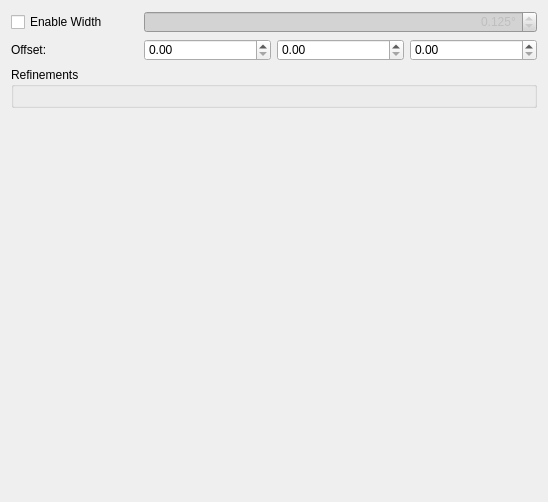
Above: hexrd/ui/resources/ui/powder_overlay_editor.ui from HEXRD/hexrdgui before the change. Below: the same form after it.
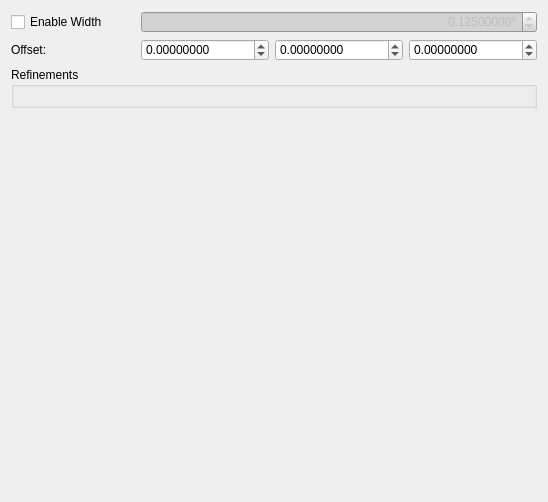
That is the form after the change. Custom widgets are drawn as their Qt base class.

Commit message:
Convert all to ScientificDoubleSpinBox
This converts all widgets that are QDoubleSpinBox to
ScientificDoubleSpinBox, except the ones inside the powder calibration
options, since they were already changed in a separate PR.

We should definitely do some testing to make sure these work...

Patch:
```diff
--- a/hexrd/ui/resources/ui/powder_overlay_editor.ui
+++ b/hexrd/ui/resources/ui/powder_overlay_editor.ui
@@ -58,13 +58,13 @@
       <string>°</string>
      </property>
      <property name="decimals">
-      <number>3</number>
+      <number>8</number>
      </property>
      <property name="minimum">
       <double>0.000000000000000</double>
      </property>
      <property name="maximum">
-      <double>10.000000000000000</double>
+      <double>1000000.000000000000000</double>
      </property>
      <property name="singleStep">
       <double>0.005000000000000</double>
@@ -79,6 +79,15 @@
      <property name="keyboardTracking">
       <bool>false</bool>
      </property>
+     <property name="decimals">
+      <number>8</number>
+     </property>
+     <property name="minimum">
+      <double>-100000.000000000000000</double>
+     </property>
+     <property name="maximum">
+      <double>1000000.000000000000000</double>
+     </property>
     </widget>
    </item>
    <item row="2" column="3">
@@ -86,6 +95,15 @@
      <property name="keyboardTracking">
       <bool>false</bool>
      </property>
+     <property name="decimals">
+      <number>8</number>
+     </property>
+     <property name="minimum">
+      <double>-100000.000000000000000</double>
+     </property>
+     <property name="maximum">
+      <double>1000000.000000000000000</double>
+     </property>
     </widget>
    </item>
    <item row="2" column="2">
@@ -93,6 +111,15 @@
      <property name="keyboardTracking">
       <bool>false</bool>
      </property>
+     <property name="decimals">
+      <number>8</number>
+     </property>
+     <property name="minimum">
+      <double>-100000.000000000000000</double>
+     </property>
+     <property name="maximum">
+      <double>1000000.000000000000000</double>
+     </property>
     </widget>
    </item>
    <item row="1" column="1">
```
Left out of the diff: 2 changed lines with no effect on the pictures. The commit also changes 10 other files.
